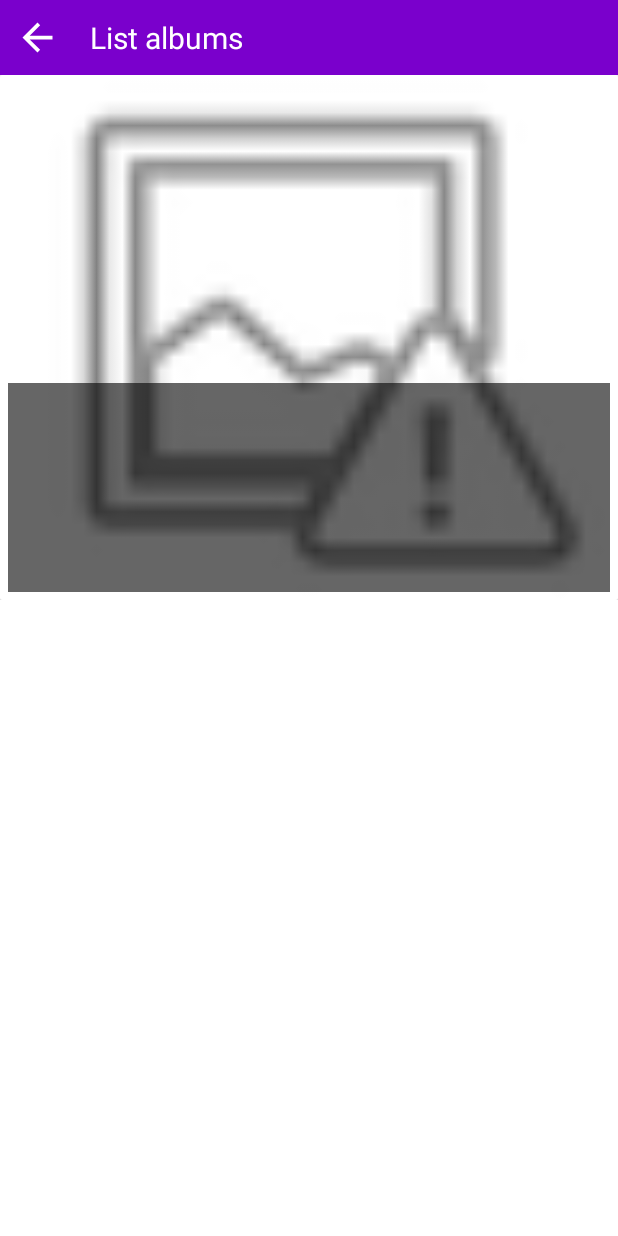
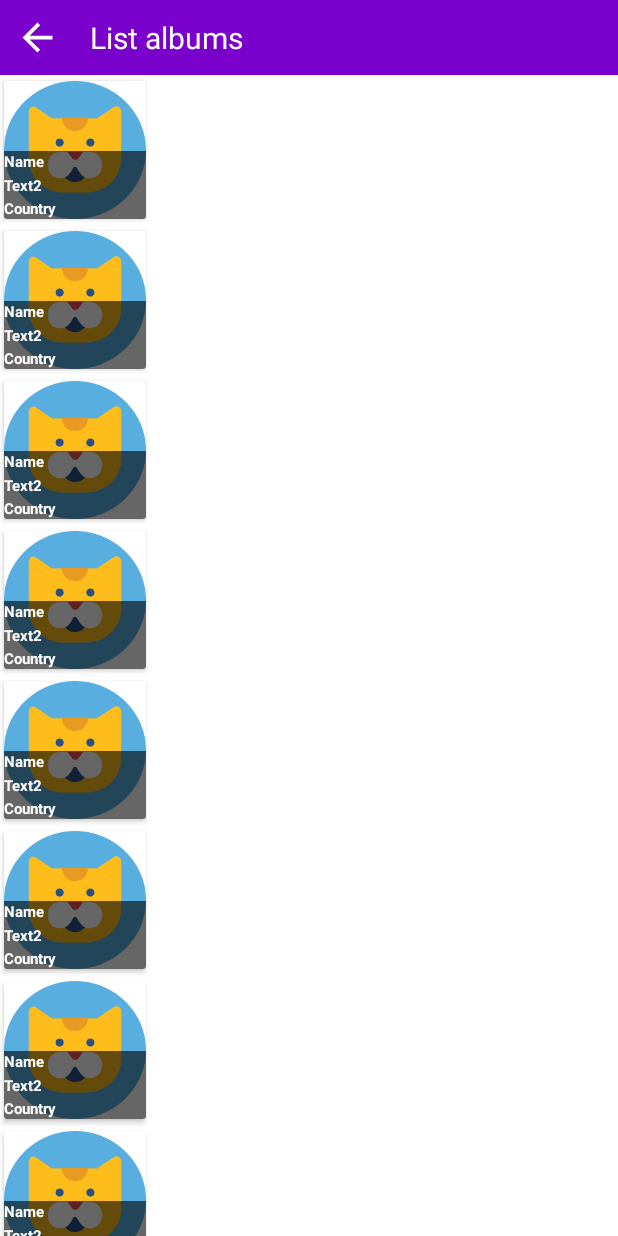
Before and after one commit to PhuongAnhTu/artist-app, an Android app: the fragment HomeFragment placed in its activity, after a tap on an icon or button, on a phone screen of 412 x 824 dp. Run offline under Robolectric (Android 15) with nearby library versions, the phone set to English and light mode, and no system bars; our stand-ins replace CircleImageView, data binding; pictures from the network do not load.

Commit message:
Set up Recycler View image fixed

```diff
--- a/app/src/main/java/com/example/artist/API/APIService.java
+++ b/app/src/main/java/com/example/artist/API/APIService.java
@@ -1,10 +1,12 @@
 package com.example.artist.API;
 
-import com.example.artist.Login.LoginModel;
-import com.example.artist.Login.ResponseLogin;
+import com.example.artist.homeScreen.HomeResponse;
+import com.example.artist.login.LoginModel;
+import com.example.artist.login.ResponseLogin;
 
 import retrofit2.Call;
 import retrofit2.http.Body;
+import retrofit2.http.GET;
 import retrofit2.http.Headers;
 import retrofit2.http.POST;
 
@@ -13,4 +15,13 @@ public interface APIService {
     @Headers({"Content-Type: application/json", "Origin: https://thedarkmetal.com"})
     @POST("v1/auth/login")
     Call<APIResponse<ResponseLogin>> login(@Body LoginModel user);
+
+    @Headers({"Origin: https://thedarkmetal.com", "Authorization: Bearer eyJhbGciOiJIUzI1NiIsInR5cCI6IkpXVCJ9.eyJfaWQiOiI1ZmUzMjFjMmRjMzBkMzIxMDY3OGUyNDkiLCJkdExvZ2luIjoiMjAyMS0wMi0wNVQwNTowMjoxMS43MTZaIiwiaWF0IjoxNjEyNTAxMzMxLCJleHAiOjE2MTI1ODc3MzF9.GbOAqm4Aty2NKn_SV8mEN_6uZwVxZQqnPDuCHbRgFBg"})
+    @GET("v1/artists?skip=10&limit=10")
+    Call<APIResponse<HomeResponse>> loadHomeArtist(HomeResponse homeResponse);
+
+    @Headers({"Origin: https://thedarkmetal.com", "Authorization: Bearer eyJhbGciOiJIUzI1NiIsInR5cCI6IkpXVCJ9.eyJfaWQiOiI1ZmUzMjFjMmRjMzBkMzIxMDY3OGUyNDkiLCJkdExvZ2luIjoiMjAyMS0wMi0wNVQwNTowMjoxMS43MTZaIiwiaWF0IjoxNjEyNTAxMzMxLCJleHAiOjE2MTI1ODc3MzF9.GbOAqm4Aty2NKn_SV8mEN_6uZwVxZQqnPDuCHbRgFBg"})
+    @GET("v1/albums")
+    Call<APIResponse<HomeResponse>> loadHomeAlbum();
+
 }
--- /dev/null
+++ b/app/src/main/java/com/example/artist/AdapterBase.java
@@ -0,0 +1,74 @@
+package com.example.artist;
+
+import android.content.Context;
+import android.view.LayoutInflater;
+import android.view.ViewGroup;
+
+import androidx.annotation.NonNull;
+import androidx.recyclerview.widget.RecyclerView;
+
+import com.bumptech.glide.Glide;
+import com.example.artist.databinding.ImageThumbnailBinding;
+
+import java.util.ArrayList;
+import java.util.List;
+
+public class AdapterBase extends RecyclerView.Adapter<AdapterBase.MyViewHolder> {
+
+    ImageThumbnailBinding binding;
+    private final Context mContext;
+    private List<String> mListImage = new ArrayList<>();
+
+    public AdapterBase(Context context) {
+        this.mContext = context;
+    }
+
+//    public void loadData (List<String> listImage) {
+//        // call API
+//    }
+
+
+    @NonNull
+    @Override
+    public AdapterBase.MyViewHolder onCreateViewHolder(@NonNull ViewGroup parent, int viewType) {
+        LayoutInflater inflater = LayoutInflater.from(parent.getContext());
+        binding = ImageThumbnailBinding.inflate(inflater, parent, false);
+        return new MyViewHolder(binding);
+    }
+
+    @Override
+    public void onBindViewHolder(@NonNull MyViewHolder holder, int position) {
+//        String image = mListImage.get(position);
+//        holder.bindView(mContext, image);
+
+        binding.myImage.setImageResource(R.drawable.avatar_default);
+
+        binding.name.setText("Name");
+        binding.text2.setText("Text2");
+        binding.country.setText("Country");
+
+    }
+
+    @Override
+    public int getItemCount() {
+        return 10;
+    }
+
+    class MyViewHolder extends RecyclerView.ViewHolder {
+        public MyViewHolder(@NonNull ImageThumbnailBinding binding) {
+            super(binding.getRoot());
+        }
+
+//        public void bindView(Context context, String image) {
+//
+//            Glide.with(context)
+//                    .load(R.drawable.avatar_default)
+//                    .into(binding.myImage);
+//
+//            binding.name.setText("Call Api name");
+//            binding.text2.setText("Call api text2");
+//            binding.country.setText("Call api country");
+
+//        }
+    }
+}
--- a/app/src/main/java/com/example/artist/HomeFragment.java
+++ /dev/null
@@ -1,79 +0,0 @@
-package com.example.artist;
-
-import android.annotation.SuppressLint;
-import android.content.Context;
-import android.os.Bundle;
-import android.view.LayoutInflater;
-import android.view.View;
-import android.view.ViewGroup;
-
-import androidx.annotation.NonNull;
-import androidx.databinding.DataBindingUtil;
-
-import com.example.artist.base.FragmentBase;
-import com.example.artist.databinding.HomeFragmentBinding;
-
-public class HomeFragment extends FragmentBase implements View.OnClickListener {
-    private HomeFragmentBinding binding;
-    private MainActivity mainActivity;
-
-
-    @Override
-    public void onActivityCreated(Bundle savedInstanceState) {
-        super.onActivityCreated(savedInstanceState);
-        setRetainInstance(true);
-    }
-    @Override
-    public void onAttach (@NonNull Context context) {
-
-        super.onAttach(context);
-        if (context instanceof MainActivity){
-            this.mainActivity = (MainActivity)context;
-        }
-    }
-
-    @Override
-    public View onCreateView (@NonNull LayoutInflater inflater, ViewGroup container,
-                              Bundle savedInstanceState) {
-        binding = DataBindingUtil.inflate(inflater, R.layout.home_fragment, container, false);
-
-        mainActivity.getSupportActionBar().hide();
-        init();
-        return binding.getRoot();
-    }
-
-    private void init () {
-        binding.showDetailArt.setOnClickListener(this);
-        binding.albumImage.setOnClickListener(this);
-        binding.artistImage.setOnClickListener(this);
-        binding.showDetailAlb.setOnClickListener(this);
-    }
-
-    @Override
-    public String getHeaderTitle() {
-        return "Home";
-    }
-
-    @SuppressLint("NonConstantResourceId")
-    @Override
-    public void onClick(View v) {
-        switch (v.getId()){
-            case R.id.album_image:
-                mainActivity.showDetailOneAlbum();
-                break;
-
-            case R.id.artist_image:
-                mainActivity.showDetailOneArtist();
-                break;
-
-            case R.id.show_detail_art:
-                mainActivity.goToAllArtistList();
-                break;
-
-            case R.id.show_detail_alb:
-                mainActivity.goToAllAlbumList();
-                break;
-        }
-
-    }
-}
--- a/app/src/main/java/com/example/artist/DetailScreen/DetailOneAlbum.java
+++ b/app/src/main/java/com/example/artist/detailScreen/DetailOneAlbum.java
@@ -1,4 +1,4 @@
-package com.example.artist.DetailScreen;
+package com.example.artist.detailScreen;
 
 import android.content.Context;
 import android.os.Bundle;
@@ -8,15 +8,11 @@ import android.view.ViewGroup;
 
 import androidx.annotation.NonNull;
 import androidx.databinding.DataBindingUtil;
-import androidx.fragment.app.Fragment;
 
 import com.example.artist.MainActivity;
 import com.example.artist.R;
 import com.example.artist.base.FragmentBase;
 import com.example.artist.databinding.DetailOneBinding;
-import com.example.artist.databinding.HomeFragmentBinding;
-
-import java.util.Objects;
 
 public class DetailOneAlbum extends FragmentBase {
     private DetailOneBinding binding;
--- a/app/src/main/java/com/example/artist/DetailScreen/DetailOneArtist.java
+++ b/app/src/main/java/com/example/artist/detailScreen/DetailOneArtist.java
@@ -1,6 +1,5 @@
-package com.example.artist.DetailScreen;
+package com.example.artist.detailScreen;
 
-import android.app.ActionBar;
 import android.content.Context;
 import android.os.Bundle;
 import android.view.LayoutInflater;
@@ -9,14 +8,11 @@ import android.view.ViewGroup;
 
 import androidx.annotation.NonNull;
 import androidx.databinding.DataBindingUtil;
-import androidx.fragment.app.Fragment;
 
 import com.example.artist.MainActivity;
 import com.example.artist.R;
 import com.example.artist.base.FragmentBase;
 import com.example.artist.databinding.DetailOneBinding;
-
-import java.util.Objects;
 
 public class DetailOneArtist extends FragmentBase {
     private DetailOneBinding binding;
--- /dev/null
+++ b/app/src/main/java/com/example/artist/homeScreen/HomeFragment.java
@@ -0,0 +1,130 @@
+package com.example.artist.homeScreen;
+
+import android.annotation.SuppressLint;
+import android.content.Context;
+import android.os.Bundle;
+import android.util.Log;
+import android.view.LayoutInflater;
+import android.view.View;
+import android.view.ViewGroup;
+
+import androidx.annotation.NonNull;
+import androidx.databinding.DataBindingUtil;
+import androidx.recyclerview.widget.LinearLayoutManager;
+import androidx.recyclerview.widget.RecyclerView;
+
+import com.example.artist.API.APIResponse;
+import com.example.artist.API.APIService;
+import com.example.artist.API.RetrofitClient;
+import com.example.artist.AdapterBase;
+import com.example.artist.MainActivity;
+import com.example.artist.R;
+import com.example.artist.base.FragmentBase;
+import com.example.artist.databinding.HomeFragmentBinding;
+import com.example.artist.databinding.ImageThumbnailBinding;
+import com.example.artist.login.LoginModel;
+import com.example.artist.login.ResponseLogin;
+
+import retrofit2.Call;
+import retrofit2.Callback;
+import retrofit2.Response;
+
+public class HomeFragment extends FragmentBase implements View.OnClickListener {
+    private HomeFragmentBinding homeBinding;
+    private MainActivity mainActivity;
+    private ImageThumbnailBinding thumbnailBinding;
+
+
+    @Override
+    public void onActivityCreated(Bundle savedInstanceState) {
+        super.onActivityCreated(savedInstanceState);
+        setRetainInstance(true);
+    }
+    @Override
+    public void onAttach (@NonNull Context context) {
+
+        super.onAttach(context);
+        if (context instanceof MainActivity){
+            this.mainActivity = (MainActivity)context;
+        }
+    }
+
+    @Override
+    public View onCreateView (@NonNull LayoutInflater inflater, ViewGroup container,
+                              Bundle savedInstanceState) {
+        homeBinding = DataBindingUtil.inflate(inflater, R.layout.home_fragment, container, false);
+
+        mainActivity.getSupportActionBar().hide();
+        init();
+        return homeBinding.getRoot();
+    }
+
+    private void init () {
+        homeBinding.showDetailArt.setOnClickListener(this);
+        homeBinding.artistRecyclerView.setOnClickListener(this);
+        homeBinding.albumRecyclerView.setOnClickListener(this);
+        homeBinding.showDetailAlb.setOnClickListener(this);
+
+        createArtistRecyclerView();
+        createAlbumRecyclerView();
+
+    }
+
+    //Call API
+
+    public void createArtistRecyclerView(){
+        homeBinding.artistRecyclerView.setLayoutManager(new LinearLayoutManager(getContext(), RecyclerView.HORIZONTAL, false));
+        AdapterBase adapter = new AdapterBase(getContext());
+        homeBinding.artistRecyclerView.setAdapter(adapter);
+
+        homeBinding.artistRecyclerView.addOnScrollListener(new RecyclerView.OnScrollListener() {
+            @Override
+            public void onScrollStateChanged(@NonNull RecyclerView recyclerView, int newState) {
+                super.onScrollStateChanged(recyclerView, newState);
+            }
+        });
+    }
+
+    public void createAlbumRecyclerView(){
+        homeBinding.albumRecyclerView.setLayoutManager(new LinearLayoutManager(getContext(), RecyclerView.HORIZONTAL, false));
+        AdapterBase adapter = new AdapterBase(getContext());
+        homeBinding.albumRecyclerView.setAdapter(adapter);
+
+        homeBinding.albumRecyclerView.addOnScrollListener(new RecyclerView.OnScrollListener() {
+            @Override
+            public void onScrollStateChanged(@NonNull RecyclerView recyclerView, int newState) {
+                super.onScrollStateChanged(recyclerView, newState);
+            }
+        });
+    }
+
+
+
+    @Override
+    public String getHeaderTitle() {
+        return "Home";
+    }
+
+    @SuppressLint("NonConstantResourceId")
+    @Override
+    public void onClick(View v) {
+        switch (v.getId()){
+            case R.id.albumRecyclerView:
+                mainActivity.showDetailOneAlbum();
+                break;
+
+            case R.id.artistRecyclerView:
+                mainActivity.showDetailOneArtist();
+                break;
+
+            case R.id.show_detail_art:
+                mainActivity.goToAllArtistList();
+                break;
+
+            case R.id.show_detail_alb:
+                mainActivity.goToAllAlbumList();
+                break;
+        }
+
+    }
+}
--- a/app/src/main/java/com/example/artist/ListAll/ListAlbum.java
+++ b/app/src/main/java/com/example/artist/listAll/ListAlbum.java
@@ -1,4 +1,4 @@
-package com.example.artist.ListAll;
+package com.example.artist.listAll;
 
 import android.content.Context;
 import android.os.Bundle;
@@ -8,14 +8,18 @@ import android.view.ViewGroup;
 
 import androidx.annotation.NonNull;
 import androidx.databinding.DataBindingUtil;
+import androidx.recyclerview.widget.LinearLayoutManager;
+import androidx.recyclerview.widget.RecyclerView;
 
+import com.example.artist.AdapterBase;
 import com.example.artist.MainActivity;
 import com.example.artist.R;
+import com.example.artist.databinding.DetailBaseLayoutBinding;
 import com.example.artist.databinding.ImageThumbnailBinding;
 
 public class ListAlbum extends ListAllBase {
 
-    private ImageThumbnailBinding binding;
+    private DetailBaseLayoutBinding binding;
     private MainActivity mainActivity;
 
 
@@ -43,7 +47,21 @@ public class ListAlbum extends ListAllBase {
     public View onCreateView(@NonNull LayoutInflater inflater, ViewGroup container,
                              Bundle savedInstanceState) {
         mainActivity.setTitle(R.string.album);
-        binding = DataBindingUtil.inflate(inflater, R.layout.image_thumbnail, container, false);
+        binding = DataBindingUtil.inflate(inflater, R.layout.detail_base_layout, container, false);
+        createRecyclerView();
         return binding.getRoot();
     }
+
+    public void createRecyclerView(){
+        binding.recyclerView.setLayoutManager(new LinearLayoutManager(getContext()));
+        AdapterBase adapter = new AdapterBase(getContext());
+        binding.recyclerView.setAdapter(adapter);
+
+        binding.recyclerView.addOnScrollListener(new RecyclerView.OnScrollListener() {
+            @Override
+            public void onScrollStateChanged(@NonNull RecyclerView recyclerView, int newState) {
+                super.onScrollStateChanged(recyclerView, newState);
+            }
+        });
+    }
 }
--- a/app/src/main/java/com/example/artist/Login/LoginFragment.java
+++ b/app/src/main/java/com/example/artist/login/LoginFragment.java
@@ -1,4 +1,4 @@
-package com.example.artist.Login;
+package com.example.artist.login;
 
 import android.content.Context;
 import android.graphics.Color;
@@ -15,7 +15,6 @@ import android.widget.Toast;
 
 import androidx.annotation.NonNull;
 import androidx.databinding.DataBindingUtil;
-import androidx.fragment.app.Fragment;
 
 import com.example.artist.API.APIResponse;
 import com.example.artist.API.APIService;
--- a/app/src/main/java/com/example/artist/Login/LoginModel.java
+++ b/app/src/main/java/com/example/artist/login/LoginModel.java
@@ -1,4 +1,4 @@
-package com.example.artist.Login;
+package com.example.artist.login;
 
 import com.example.artist.API.Entity;
 
--- a/app/src/main/java/com/example/artist/Login/ResponseLogin.java
+++ b/app/src/main/java/com/example/artist/login/ResponseLogin.java
@@ -1,4 +1,4 @@
-package com.example.artist.Login;
+package com.example.artist.login;
 
 import com.example.artist.API.BaseResponseData;
 
--- a/app/src/main/res/layout/image_thumbnail.xml
+++ b/app/src/main/res/layout/image_thumbnail.xml
@@ -5,12 +5,13 @@
 
     <androidx.cardview.widget.CardView
         android:id="@+id/cardView"
-        android:layout_width="match_parent"
-        android:layout_height="350dp">
+        android:layout_width="100dp"
+        android:layout_height="100dp"
+        app:cardUseCompatPadding="true">
 
         <RelativeLayout
-            android:layout_width="match_parent"
-            android:layout_height="350dp">
+            android:layout_width="wrap_content"
+            android:layout_height="wrap_content">
 
             <ImageView
                 android:id="@+id/my_image"
@@ -19,26 +20,24 @@
                 android:background="#ffff"
                 android:gravity="center"
                 android:adjustViewBounds="true"
-                android:scaleType="centerCrop"
+                android:scaleType="fitXY"
                 app:srcCompat="@android:drawable/ic_menu_report_image"/>
 
             <LinearLayout
                 android:orientation="vertical"
                 android:layout_weight="3"
                 android:layout_width="match_parent"
-                android:layout_height="150dp"
-                android:padding="5dp"
+                android:layout_height="45dp"
                 android:gravity="start|top"
                 android:layout_alignParentBottom="true">
 
                 <TextView
                     android:id="@+id/name"
                     android:layout_width="match_parent"
-                    android:layout_height="50dp"
+                    android:layout_height="15dp"
                     android:layout_weight="1"
-                    android:textSize="14sp"
+                    android:textSize="10dp"
                     android:gravity="start|top"
-                    android:maxLines="2"
                     android:ellipsize="end"
                     android:background="#99000000"
                     android:textStyle="bold"
@@ -48,11 +47,9 @@
                     android:id="@+id/text2"
                     android:layout_width="match_parent"
                     android:layout_weight="1"
-                    android:layout_height="50dp"
-                    android:padding="5dp"
+                    android:layout_height="15dp"
                     android:gravity="start|center"
-                    android:textSize="14sp"
-                    android:maxLines="2"
+                    android:textSize="10dp"
                     android:ellipsize="end"
                     android:background="#99000000"
                     android:textStyle="bold"
@@ -62,11 +59,9 @@
                     android:id="@+id/country"
                     android:layout_weight="1"
                     android:layout_width="match_parent"
-                    android:layout_height="50dp"
-                    android:padding="5dp"
+                    android:layout_height="15dp"
                     android:gravity="start|bottom"
-                    android:textSize="14sp"
-                    android:maxLines="2"
+                    android:textSize="10dp"
                     android:ellipsize="end"
                     android:background="#99000000"
                     android:textStyle="bold"
--- a/app/src/main/res/layout/login_fragment.xml
+++ b/app/src/main/res/layout/login_fragment.xml
@@ -15,7 +15,7 @@
             android:focusable="true"
             android:focusableInTouchMode="true"
             android:padding="15dp"
-            tools:context=".Login.LoginModel">
+            tools:context=".login.LoginModel">
 
             <TextView
                 android:layout_width="match_parent"
```
Also changed, not shown: app/src/main/java/com/example/artist/Adapter.java (deleted, +0 -53 lines), app/src/main/java/com/example/artist/MainActivity.java (+6 -5 lines), app/src/main/java/com/example/artist/homeScreen/HomeModel.java (added, +10 -0 lines), app/src/main/java/com/example/artist/homeScreen/HomeResponse.java (added, +13 -0 lines), app/src/main/java/com/example/artist/listAll/ListAllBase.java (renamed from app/src/main/java/com/example/artist/ListAll/ListAllBase.java, +3 -4 lines), app/src/main/java/com/example/artist/listAll/ListArtists.java (renamed from app/src/main/java/com/example/artist/ListAll/ListArtists.java, +17 -39 lines), app/src/main/res/layout/home_fragment.xml (+20 -83 lines).
